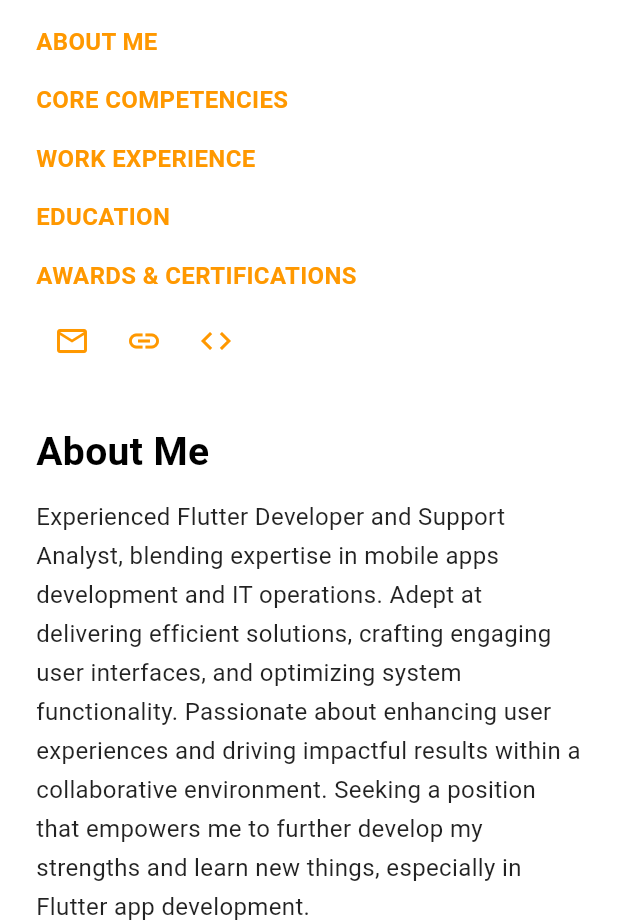
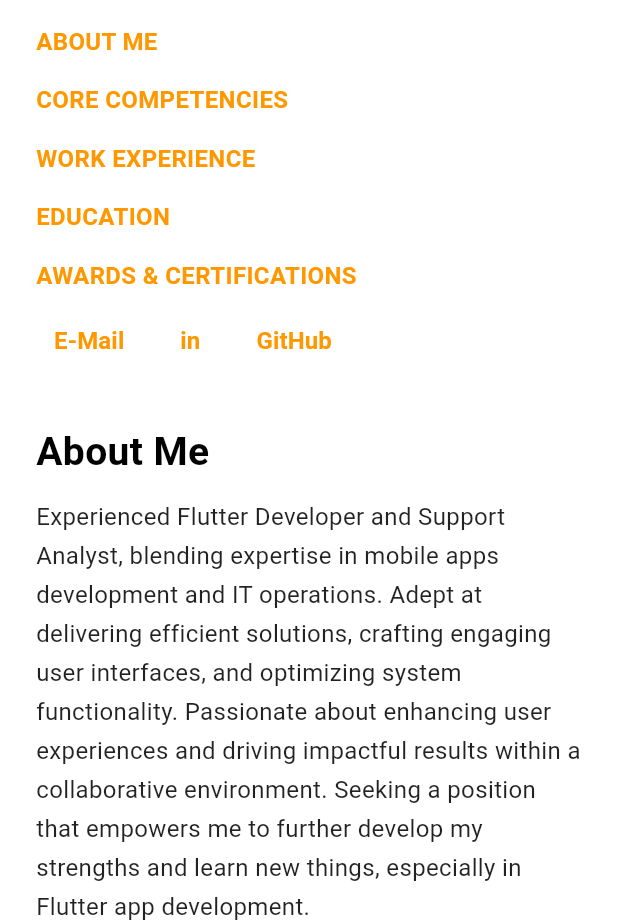
Before and after one commit to abdr60699/portfolio, a Flutter app: the screen it shows after launch, on a phone screen of 412 x 824 dp, the part 315-1236 px from its top. Run offline on Flutter 3.47's test engine with Material 3 defaults, Android fonts, the phone set to English and light mode, and no system bars; our stand-ins replace font_awesome_flutter.

Commit message:
correction on urls

```diff
--- a/lib/main.dart
+++ b/lib/main.dart
@@ -1,5 +1,6 @@
 import 'package:flutter/material.dart';
 import 'package:url_launcher/url_launcher.dart';
+import 'package:font_awesome_flutter/font_awesome_flutter.dart';
 
 void main() => runApp(const PortfolioApp());
 
@@ -128,14 +129,17 @@ class _PortfolioHomePageState extends State<PortfolioHomePage> {
         menuButton('AWARDS & CERTIFICATIONS', awardsKey, false),
 
         const SizedBox(height: 16),
-
         Row(
           mainAxisAlignment: MainAxisAlignment.start,
+          crossAxisAlignment: CrossAxisAlignment.start,
           children: [
-            iconButton(Icons.email_outlined, 'mailto:abdr60ddd99@gmail.com'),
-            iconButton(Icons.link,
-                'https://www.linkedin.com/in/abdul-rahman495559241'),
-            iconButton(Icons.code, 'https://github.com/abdr60699'),
+            textButton("E-Mail", 'mailto:abdr6099@gmail.com'),
+            textButton('Linkedin',
+                'https://www.linkedin.com/in/abdul-rahman-495559241/'),
+            textButton(
+              'GitHub',
+              'https://github.com/abdr60699',
+            )
           ],
         )
       ],
@@ -170,14 +174,17 @@ class _PortfolioHomePageState extends State<PortfolioHomePage> {
         menuButton('WORK EXPERIENCE', experienceKey, true),
         menuButton('EDUCATION', educationKey, false),
         menuButton('AWARDS & CERTIFICATIONS', awardsKey, false),
-
         Row(
           mainAxisAlignment: MainAxisAlignment.start,
+          crossAxisAlignment: CrossAxisAlignment.start,
           children: [
-            iconButton(Icons.email_outlined, 'mailto:abdr60ddd99@gmail.com'),
-            iconButton(Icons.link,
-                'https://www.linkedin.com/in/abdul-rahman495559241'),
-            iconButton(Icons.code, 'https://github.com/abdr60699'),
+            textButton("E-Mail", 'mailto:abdr6099@gmail.com'),
+            textButton(
+                'in', 'https://www.linkedin.com/in/abdul-rahman-495559241/'),
+            textButton(
+              'GitHub',
+              'https://github.com/abdr60699',
+            )
           ],
         )
       ],
@@ -211,9 +218,23 @@ class _PortfolioHomePageState extends State<PortfolioHomePage> {
     );
   }
 
-  Widget iconButton(IconData icon, String link) {
-    return IconButton(
-      icon: Icon(icon, color: Colors.orange),
+  // Widget iconButton(IconData icon, String link) {
+  //   return IconButton(
+  //     icon: Icon(icon, color: Colors.orange),
+  //     onPressed: () => _launchUrl(link),
+  //   );
+  // }
+
+  Widget textButton(String title, String link) {
+    return TextButton(
+      child: Text(
+        title,
+        style: const TextStyle(
+          fontSize: 16,
+          color: Colors.orange,
+          fontWeight: FontWeight.bold,
+        ),
+      ),
       onPressed: () => _launchUrl(link),
     );
   }
--- a/pubspec.yaml
+++ b/pubspec.yaml
@@ -36,6 +36,7 @@ dependencies:
   # Use with the CupertinoIcons class for iOS style icons.
   cupertino_icons: ^1.0.6
   url_launcher: ^6.3.1
+  font_awesome_flutter: ^10.8.0
 
 dev_dependencies:
   flutter_test:
```
Also changed, not shown: firebase.json (added), pubspec.lock, 2 other files.
